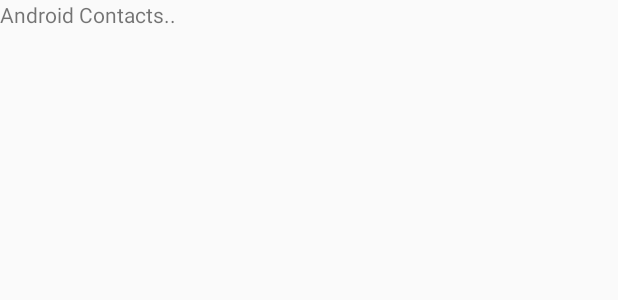
After one commit to asaiyed10/WideoVideo-cmsc355-android-app2, an Android app: the layout contacts_list.xml on its own in the app's theme, with its tools: preview values and no code run, on a phone screen of 412 x 824 dp. The commit adds this screen. Shown: the top 300 px of the screen. Run offline under Robolectric (Android 15) with nearby library versions, the phone set to English and light mode, and no system bars.

Commit message:
contacts/friends list rough

```diff
--- a/app/src/main/AndroidManifest.xml
+++ b/app/src/main/AndroidManifest.xml
@@ -10,6 +10,7 @@
     <uses-permission android:name="android.permission.ACCESS_FINE_LOCATION" />
     <uses-permission android:name="android.permission.WRITE_EXTERNAL_STORAGE" />
     <uses-permission android:name="android.permission.RECORD_AUDIO" />
+    <uses-permission android:name="android.permission.READ_CONTACTS" />
 
     <application
         android:allowBackup="true"
--- /dev/null
+++ b/app/src/main/res/layout/contacts_list.xml
@@ -0,0 +1,6 @@
+<?xml version="1.0" encoding="utf-8"?>
+<TextView xmlns:android="http://schemas.android.com/apk/res/android"
+    android:layout_width="match_parent"
+    android:layout_height="match_parent"
+    android:text="Android Contacts.."
+    />
```
Also changed, not shown: app/src/main/java/cmsc355wideo/wideo_1/Contacts.java (added, +36 -0 lines), app/src/main/java/cmsc355wideo/wideo_1/MainActivity.java (+8 -4 lines).
